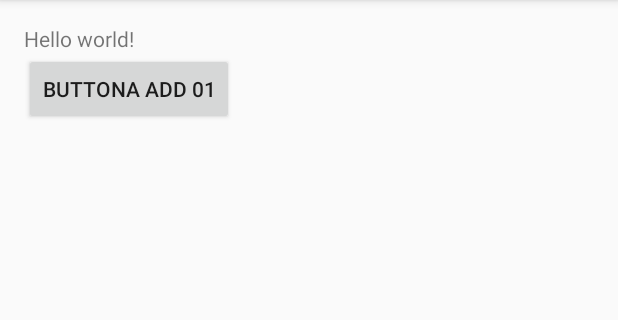
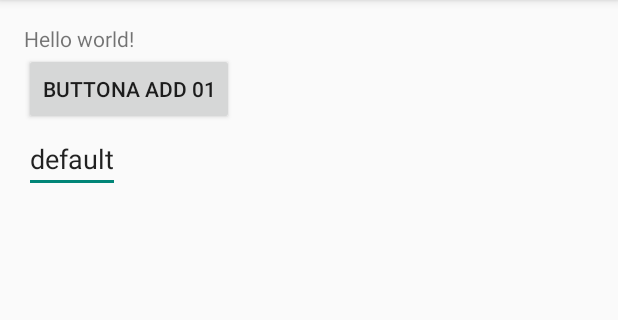
Before and after one commit to jonykorea/FirstApp, an Android app: the screen it shows after launch (MainActivity), on a phone screen of 412 x 824 dp, the part 84-404 px from its top. Run offline under Robolectric (Android 15) with nearby library versions, the phone set to English and light mode, and no system bars.

Commit message:
edit text add

```diff
--- a/app/src/main/res/layout/activity_main.xml
+++ b/app/src/main/res/layout/activity_main.xml
@@ -14,4 +14,9 @@
         android:layout_height="wrap_content"
         android:text="buttona add 01"/>
 
+    <EditText
+        android:layout_width="wrap_content"
+        android:layout_height="wrap_content"
+        android:text="default"/>
+
 </LinearLayout>
```
